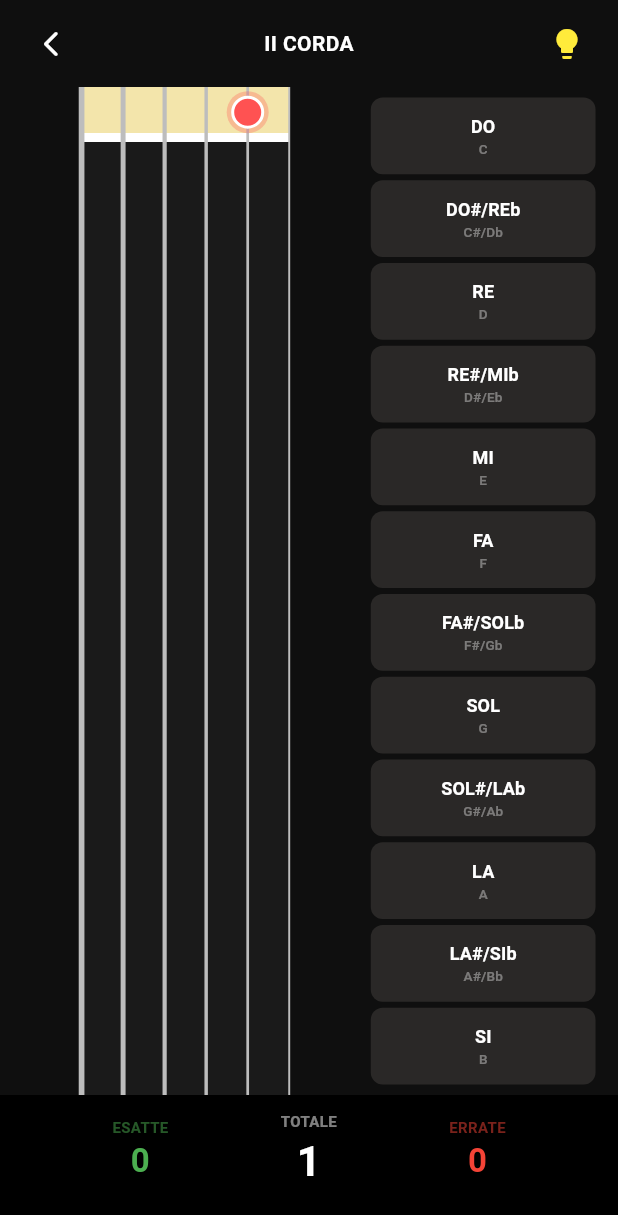
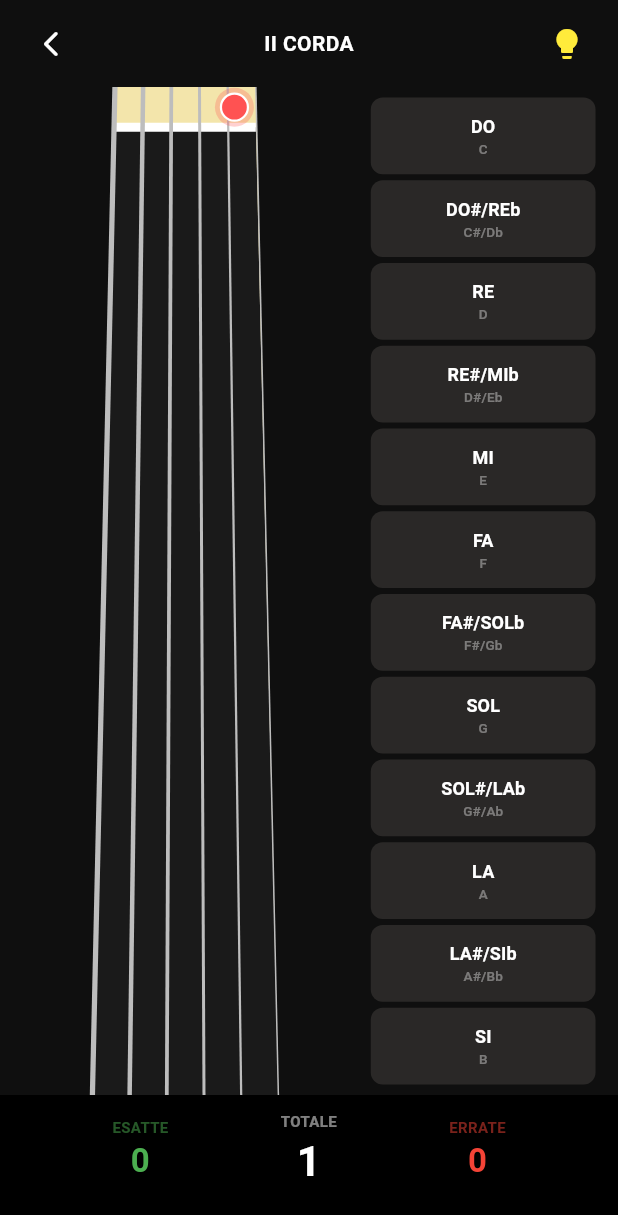
Before and after one commit to LimeBob1985/what-note-is-it, a Flutter app: the GamePage screen opened directly with empty values, after a tap on the "lightbulb" icon, on a phone screen of 412 x 824 dp. Shown: the top 1215 px of the screen. Run offline on Flutter 3.47's test engine with Material 3 defaults, Android fonts, the phone set to English and light mode, and no system bars; our stand-ins replace shared_preferences; accounts and stored records are empty.

Commit message:
Migliorie alla grafica

```diff
--- a/lib/screens/stats_page.dart
+++ b/lib/screens/stats_page.dart
@@ -67,7 +67,8 @@ class _StatsPageState extends State<StatsPage> {
     return Scaffold(
       backgroundColor: const Color(0xFF0F0F0F),
       appBar: AppBar(
-        title: const Text("STATS STORICI", style: TextStyle(fontWeight: FontWeight.bold, fontSize: 18)),
+        // MODIFICATO: Ora visualizza solo "STATS"
+        title: const Text("STATS", style: TextStyle(fontWeight: FontWeight.bold, fontSize: 18)),
         centerTitle: true,
         backgroundColor: Colors.transparent,
         elevation: 0,
@@ -84,7 +85,6 @@ class _StatsPageState extends State<StatsPage> {
               child: Column(
                 crossAxisAlignment: CrossAxisAlignment.start,
                 children: [
-                  // MODIFICATO: Rimossa dicitura (Corrette vs Errate)
                   _buildSectionTitle("PRECISIONE GIORNALIERA"),
                   const SizedBox(height: 10),
                   SizedBox(
@@ -101,7 +101,6 @@ class _StatsPageState extends State<StatsPage> {
                   ),
 
                   const SizedBox(height: 40),
-                  // MODIFICATO: Rimossa percentuale %
                   _buildSectionTitle("ANDAMENTO ACCURACY"),
                   const SizedBox(height: 10),
 
--- a/lib/widgets/guitar_neck_painter.dart
+++ b/lib/widgets/guitar_neck_painter.dart
@@ -1,9 +1,8 @@
-// lib/widgets/guitar_neck_painter.dart
 import 'package:flutter/material.dart';
 
 class GuitarNeckPainter extends CustomPainter {
   final int frets;
-  final int currentString; // 1 = Mi Basso, 6 = Mi Cantino
+  final int currentString;
   final int currentFret;
   final bool showAllNotes;
   final int targetNoteIndex;
@@ -33,35 +32,65 @@ class GuitarNeckPainter extends CustomPainter {
 
     final Paint paint = Paint()..isAntiAlias = true;
 
-    final double padX = width * 0.22;
-    final double usableW = width - (padX * 2);
-    final double nutY = height * 0.05;
-    final double stringGap = usableW / 5;
+    // --- CALCOLO PROPORZIONI (PIÙ STRETTE E GRANDI) ---
+    // Stringiamo il manico per renderlo più realistico (42mm -> 55.5mm proporzionale)
+    final double nutWidth = width * 0.38; // Ridotto da 0.45 per stringere le corde
+    final double scaleFactor = 1.32;
+    final double baseWidth = nutWidth * scaleFactor;
 
-    // --- DISEGNO LEGNO ---
+    final double nutXStart = (width - nutWidth) / 2;
+    final double baseXStart = (width - baseWidth) / 2;
+
+    // Alziamo il capotasto per sfruttare più spazio (meno eccesso sopra)
+    final double nutY = height * 0.04;
+
+    double getWidthAtY(double y) {
+      double relativePos = (y - nutY) / (height - nutY);
+      if (relativePos < 0) relativePos = 0;
+      return nutWidth + (baseWidth - nutWidth) * relativePos;
+    }
+
+    double getXStartAtY(double y) {
+      return (width - getWidthAtY(y)) / 2;
+    }
+
+    // --- LEGNO MANICO ---
     paint.color = neckWood;
-    canvas.drawRect(Rect.fromLTRB(padX, 0, width - padX, height), paint);
+    Path neckPath = Path();
+    neckPath.moveTo(getXStartAtY(0), 0);
+    neckPath.lineTo(getXStartAtY(0) + getWidthAtY(0), 0);
+    neckPath.lineTo(baseXStart + baseWidth, height);
+    neckPath.lineTo(baseXStart, height);
+    neckPath.close();
+    canvas.drawPath(neckPath, paint);
 
     // --- TASTIERA ---
     paint.color = fretboardWood;
-    canvas.drawRect(Rect.fromLTWH(padX, nutY, usableW, height - nutY), paint);
+    Path fretboardPath = Path();
+    fretboardPath.moveTo(nutXStart, nutY);
+    fretboardPath.lineTo(nutXStart + nutWidth, nutY);
+    fretboardPath.lineTo(baseXStart + baseWidth, height);
+    fretboardPath.lineTo(baseXStart, height);
+    fretboardPath.close();
+    canvas.drawPath(fretboardPath, paint);
 
-    // --- CAPOTASTO (NUT) ---
+    // --- CAPOTASTO ---
     paint.color = nutColor;
     paint.strokeWidth = 6;
-    canvas.drawLine(Offset(padX, nutY), Offset(width - padX, nutY), paint);
+    canvas.drawLine(Offset(nutXStart, nutY), Offset(nutXStart + nutWidth, nutY), paint);
 
     // --- LOGICA TASTI ---
     List<double> fretPositions = [nutY];
     double currentPos = nutY;
-    final double spacingFactor = frets > 12 ? 0.96 : 0.9438;
+    final double spacingFactor = frets > 12 ? 0.962 : 0.945; // Leggera ottimizzazione spaziatura
     double totalRelativeScale = 0;
     double tempLength = 1.0;
     for (int i = 0; i < frets; i++) {
       totalRelativeScale += tempLength;
       tempLength *= spacingFactor;
     }
-    double unit = (height - nutY - (height * 0.03)) / totalRelativeScale;
+    // Riduciamo l'eccesso in fondo (da 0.03 a 0.01) per ingrandire i tasti
+    double unit = (height - nutY - (height * 0.01)) / totalRelativeScale;
     double currentFretStep = unit;
 
     for (int i = 1; i <= frets; i++) {
@@ -69,61 +98,77 @@ class GuitarNeckPainter extends CustomPainter {
       currentPos += currentFretStep;
       fretPositions.add(currentPos);
 
-      // --- INLAYS (PALLINI) AGGIORNATI ---
-      // Aggiunti 15, 17, 19, 21 e predisposto il 24 per il doppio pallino
+      double currentW = getWidthAtY(currentPos);
+      double currentX = getXStartAtY(currentPos);
+
+      // --- INLAYS ---
       if ([3, 5, 7, 9, 12, 15, 17, 19, 21, 24].contains(i)) {
         final double centerY = previousPos + (currentFretStep / 2);
-        final Paint inlayPaint = Paint()..color = Colors.white.withAlpha(50);
+        final double centerW = getWidthAtY(centerY);
+        final double centerX = getXStartAtY(centerY);
+        final double gapAtY = centerW / 5;
+        final Paint inlayPaint = Paint()..color = Colors.white.withAlpha(40);
 
-        // I tasti 12 e 24 hanno il doppio pallino laterale
         if (i == 12 || i == 24) {
-          canvas.drawCircle(Offset(padX + (1.5 * stringGap), centerY), 5, inlayPaint);
-          canvas.drawCircle(Offset(padX + (3.5 * stringGap), centerY), 5, inlayPaint);
+          canvas.drawCircle(Offset(centerX + (1.5 * gapAtY), centerY), 4, inlayPaint);
+          canvas.drawCircle(Offset(centerX + (3.5 * gapAtY), centerY), 4, inlayPaint);
         } else {
-          // Tutti gli altri hanno il pallino singolo centrale
-          canvas.drawCircle(Offset(width / 2, centerY), 5, inlayPaint);
+          canvas.drawCircle(Offset(width / 2, centerY), 4, inlayPaint);
         }
       }
 
       paint.color = fretMetal;
-      paint.strokeWidth = 2.5;
-      canvas.drawLine(Offset(padX, currentPos), Offset(width - padX, currentPos), paint);
+      paint.strokeWidth = 2.2;
+      canvas.drawLine(Offset(currentX, currentPos), Offset(currentX + currentW, currentPos), paint);
       currentFretStep *= spacingFactor;
     }
 
     // --- CORDE ---
     for (int i = 0; i < 6; i++) {
-      double x = padX + (i * stringGap);
+      double xNut = nutXStart + (i * (nutWidth / 5));
+      double xBase = baseXStart + (i * (baseWidth / 5));
       paint.color = stringMetal;
-      paint.strokeWidth = 3.8 - (i * 0.5);
-      canvas.drawLine(Offset(x, 0), Offset(x, height), paint);
+      paint.strokeWidth = 3.5 - (i * 0.5);
+      canvas.drawLine(Offset(xNut, 0), Offset(xBase, height), paint);
     }
 
-    _drawGameNotes(canvas, padX, stringGap, nutY, fretPositions);
+    _drawGameNotes(canvas, nutXStart, nutWidth, baseXStart, baseWidth, nutY, fretPositions);
   }
 
-  void _drawGameNotes(Canvas canvas, double padX, double stringGap, double nutY, List<double> fretPositions) {
+  void _drawGameNotes(Canvas canvas, double nutX, double nutW, double baseX, double baseW, double nutY, List<double> fretPositions) {
     if (currentString < 1 || currentString > 6) return;
+
     void drawNoteDot(double x, double y, Color color) {
-      canvas.drawCircle(Offset(x, y), 14, Paint()..color = color.withAlpha(75));
-      canvas.drawCircle(Offset(x, y), 10, Paint()..color = color);
-      canvas.drawCircle(Offset(x, y), 10, Paint()..color = Colors.white..style = PaintingStyle.stroke..strokeWidth = 2);
+      canvas.drawCircle(Offset(x, y), 13, Paint()..color = color.withAlpha(70));
+      canvas.drawCircle(Offset(x, y), 9, Paint()..color = color);
+      canvas.drawCircle(Offset(x, y), 9, Paint()..color = Colors.white..style = PaintingStyle.stroke..strokeWidth = 1.5);
     }
-    double dotX = padX + ((currentString - 1) * stringGap);
+
+    // Calcolo X preciso considerando l'inclinazione
+    double getXForStringAtY(int stringIdx, double y) {
+      double xNut = nutX + (stringIdx * (nutW / 5));
+      double xBase = baseX + (stringIdx * (baseW / 5));
+      // Interpolazione lineare su tutta l'altezza
+      return xNut + (xBase - xNut) * (y / fretPositions.last);
+    }
+
+    int sIdx = currentString - 1;
+
     for (int f in foundFrets) {
       double dotY = (f == 0) ? nutY / 2 : fretPositions[f - 1] + (fretPositions[f] - fretPositions[f - 1]) / 2;
-      drawNoteDot(dotX, dotY, Colors.greenAccent);
+      drawNoteDot(getXForStringAtY(sIdx, dotY), dotY, Colors.greenAccent);
     }
+
     if (showAllNotes && openNoteIndex != -1 && targetNoteIndex != -1) {
       for (int f = 0; f <= frets; f++) {
         if ((openNoteIndex + f) % 12 == targetNoteIndex) {
           double dotY = (f == 0) ? nutY / 2 : fretPositions[f - 1] + (fretPositions[f] - fretPositions[f - 1]) / 2;
-          drawNoteDot(dotX, dotY, Colors.yellowAccent);
+          drawNoteDot(getXForStringAtY(sIdx, dotY), dotY, Colors.yellowAccent);
         }
       }
     } else if (currentFret >= 0) {
       double dotY = (currentFret == 0) ? nutY / 2 : fretPositions[currentFret - 1] + (fretPositions[currentFret] - fretPositions[currentFret - 1]) / 2;
-      drawNoteDot(dotX, dotY, Colors.redAccent);
+      drawNoteDot(getXForStringAtY(sIdx, dotY), dotY, Colors.redAccent);
     }
   }
 
```
Also changed, not shown: lib/screens/scores_page.dart (+56 -16 lines), assets/images/app_logo.png, 26 other files.
